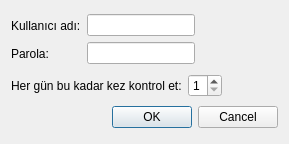
This is configwindow.ui in jnmbk/kotaci as Qt 5 draws it before an edit. The edited form follows.
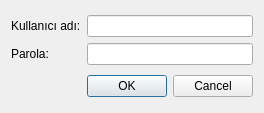
This is the edited form.

Commit message: add some todo, clean unnecessary things

Patch:
```diff
--- a/configwindow.ui
+++ b/configwindow.ui
@@ -5,8 +5,8 @@
    <rect>
     <x>0</x>
     <y>0</y>
-    <width>289</width>
-    <height>144</height>
+    <width>264</width>
+    <height>113</height>
    </rect>
   </property>
   <property name="sizePolicy" >
@@ -59,62 +59,9 @@
        </item>
       </layout>
      </item>
-     <item>
-      <spacer>
-       <property name="orientation" >
-        <enum>Qt::Horizontal</enum>
-       </property>
-       <property name="sizeHint" >
-        <size>
-         <width>40</width>
-         <height>51</height>
-        </size>
-       </property>
-      </spacer>
-     </item>
     </layout>
    </item>
    <item row="1" column="0" >
-    <layout class="QHBoxLayout" >
-     <item>
-      <widget class="QLabel" name="label_3" >
-       <property name="toolTip" >
-        <string>Kota bilgileriniz 6 saatte bir güncellenir. Bu yüzden kontrol etme sıklığının düşük olmasına gerek yoktur.</string>
-       </property>
-       <property name="text" >
-        <string>Her gün bu kadar kez kontrol et:</string>
-       </property>
-      </widget>
-     </item>
-     <item>
-      <widget class="QSpinBox" name="checkInterval" >
-       <property name="minimum" >
-        <number>1</number>
-       </property>
-       <property name="maximum" >
-        <number>4</number>
-       </property>
-       <property name="singleStep" >
-        <number>1</number>
-       </property>
-      </widget>
-     </item>
-     <item>
-      <spacer>
-       <property name="orientation" >
-        <enum>Qt::Horizontal</enum>
-       </property>
-       <property name="sizeHint" >
-        <size>
-         <width>40</width>
-         <height>20</height>
-        </size>
-       </property>
-      </spacer>
-     </item>
-    </layout>
-   </item>
-   <item row="2" column="0" >
     <widget class="QDialogButtonBox" name="buttonBox" >
      <property name="orientation" >
       <enum>Qt::Horizontal</enum>
```
The commit also changes 2 other files.
